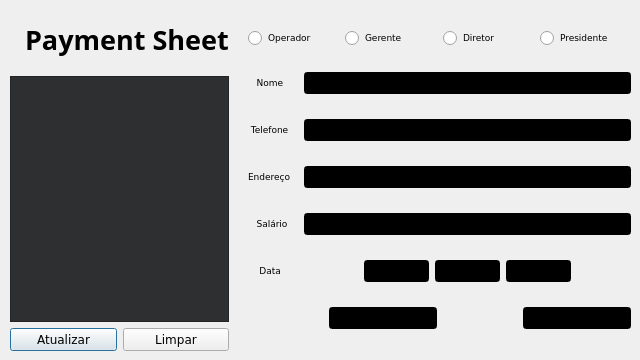
This is bin/finaledit.ui in NBrcS/Payroll-System as Qt 5 draws it before an edit. The edited form follows.
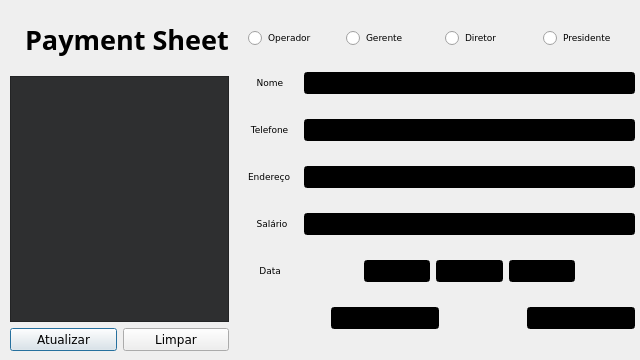
This is the edited form.

Patch:
```diff
--- a/bin/finaledit.ui
+++ b/bin/finaledit.ui
@@ -38,12 +38,12 @@
   <property name="windowTitle">
    <string>Dialog</string>
   </property>
-  <widget class="QWidget" name="">
+  <widget class="QWidget" name="layoutWidget">
    <property name="geometry">
     <rect>
      <x>10</x>
      <y>10</y>
-     <width>621</width>
+     <width>625</width>
      <height>341</height>
     </rect>
    </property>
@@ -740,15 +740,6 @@
                </color>
               </brush>
              </colorrole>
-             <colorrole role="BrightText">
-              <brush brushstyle="SolidPattern">
-               <color alpha="255">
-                <red>255</red>
-                <green>255</green>
-                <blue>255</blue>
-               </color>
-              </brush>
-             </colorrole>
              <colorrole role="ButtonText">
               <brush brushstyle="SolidPattern">
                <color alpha="255">
@@ -794,24 +785,6 @@
                </color>
               </brush>
              </colorrole>
-             <colorrole role="ToolTipBase">
-              <brush brushstyle="SolidPattern">
-               <color alpha="255">
-                <red>255</red>
-                <green>255</green>
-                <blue>220</blue>
-               </color>
-              </brush>
-             </colorrole>
-             <colorrole role="ToolTipText">
-              <brush brushstyle="SolidPattern">
-               <color alpha="255">
-                <red>0</red>
-                <green>0</green>
-                <blue>0</blue>
-               </color>
-              </brush>
-             </colorrole>
             </active>
             <inactive>
              <colorrole role="WindowText">
@@ -877,15 +850,6 @@
                </color>
               </brush>
              </colorrole>
-             <colorrole role="BrightText">
-              <brush brushstyle="SolidPattern">
-               <color alpha="255">
-                <red>255</red>
-                <green>51</green>
-                <blue>51</blue>
-               </color>
-              </brush>
-             </colorrole>
              <colorrole role="ButtonText">
               <brush brushstyle="SolidPattern">
                <color alpha="255">
@@ -931,24 +895,6 @@
                </color>
               </brush>
              </colorrole>
-             <colorrole role="ToolTipBase">
-              <brush brushstyle="SolidPattern">
-               <color alpha="255">
-                <red>64</red>
-                <green>65</green>
-                <blue>66</blue>
-               </color>
-              </brush>
-             </colorrole>
-             <colorrole role="ToolTipText">
-              <brush brushstyle="SolidPattern">
-               <color alpha="255">
-                <red>208</red>
-                <green>208</green>
-                <blue>208</blue>
-               </color>
-              </brush>
-             </colorrole>
             </inactive>
             <disabled>
              <colorrole role="WindowText">
@@ -1014,15 +960,6 @@
                </color>
               </brush>
              </colorrole>
-             <colorrole role="BrightText">
-              <brush brushstyle="SolidPattern">
-               <color alpha="255">
-                <red>255</red>
-                <green>255</green>
-                <blue>255</blue>
-               </color>
-              </brush>
-             </colorrole>
              <colorrole role="ButtonText">
               <brush brushstyle="SolidPattern">
                <color alpha="255">
@@ -1068,24 +1005,6 @@
                </color>
               </brush>
              </colorrole>
-             <colorrole role="ToolTipBase">
-              <brush brushstyle="SolidPattern">
-               <color alpha="255">
-                <red>64</red>
-                <green>65</green>
-                <blue>66</blue>
-               </color>
-              </brush>
-             </colorrole>
-             <colorrole role="ToolTipText">
-              <brush brushstyle="SolidPattern">
-               <color alpha="255">
-                <red>208</red>
-                <green>208</green>
-                <blue>208</blue>
-               </color>
-              </brush>
-             </colorrole>
             </disabled>
            </palette>
           </property>
@@ -1215,15 +1134,6 @@
                </color>
               </brush>
              </colorrole>
-             <colorrole role="BrightText">
-              <brush brushstyle="SolidPattern">
-               <color alpha="255">
-                <red>255</red>
-                <green>255</green>
-                <blue>255</blue>
-               </color>
-              </brush>
-             </colorrole>
              <colorrole role="ButtonText">
               <brush brushstyle="SolidPattern">
                <color alpha="255">
@@ -1269,24 +1179,6 @@
                </color>
               </brush>
              </colorrole>
-             <colorrole role="ToolTipBase">
-              <brush brushstyle="SolidPattern">
-               <color alpha="255">
-                <red>255</red>
-                <green>255</green>
-                <blue>220</blue>
-               </color>
-              </brush>
-             </colorrole>
-             <colorrole role="ToolTipText">
-              <brush brushstyle="SolidPattern">
-               <color alpha="255">
-                <red>0</red>
-                <green>0</green>
-                <blue>0</blue>
-               </color>
-              </brush>
-             </colorrole>
             </active>
             <inactive>
              <colorrole role="WindowText">
@@ -1352,15 +1244,6 @@
                </color>
               </brush>
              </colorrole>
-             <colorrole role="BrightText">
-              <brush brushstyle="SolidPattern">
-               <color alpha="255">
-                <red>255</red>
-                <green>51</green>
-                <blue>51</blue>
-               </color>
-              </brush>
-             </colorrole>
              <colorrole role="ButtonText">
               <brush brushstyle="SolidPattern">
                <color alpha="255">
@@ -1406,24 +1289,6 @@
                </color>
               </brush>
              </colorrole>
-             <colorrole role="ToolTipBase">
-              <brush brushstyle="SolidPattern">
-               <color alpha="255">
-                <red>64</red>
-                <green>65</green>
-                <blue>66</blue>
-               </color>
-              </brush>
-             </colorrole>
-             <colorrole role="ToolTipText">
-              <brush brushstyle="SolidPattern">
-               <color alpha="255">
-                <red>208</red>
-                <green>208</green>
-                <blue>208</blue>
-               </color>
-              </brush>
-             </colorrole>
             </inactive>
             <disabled>
              <colorrole role="WindowText">
@@ -1489,15 +1354,6 @@
                </color>
               </brush>
              </colorrole>
-             <colorrole role="BrightText">
-              <brush brushstyle="SolidPattern">
-               <color alpha="255">
-                <red>255</red>
-                <green>255</green>
-                <blue>255</blue>
-               </color>
-              </brush>
-             </colorrole>
              <colorrole role="ButtonText">
               <brush brushstyle="SolidPattern">
                <color alpha="255">
@@ -1543,24 +1399,6 @@
                </color>
               </brush>
              </colorrole>
-             <colorrole role="ToolTipBase">
-              <brush brushstyle="SolidPattern">
-               <color alpha="255">
-                <red>64</red>
-                <green>65</green>
-                <blue>66</blue>
-               </color>
-              </brush>
-             </colorrole>
-             <colorrole role="ToolTipText">
-              <brush brushstyle="SolidPattern">
-               <color alpha="255">
-                <red>208</red>
-                <green>208</green>
-                <blue>208</blue>
-               </color>
-              </brush>
-             </colorrole>
             </disabled>
            </palette>
           </property>
@@ -1690,15 +1528,6 @@
                </color>
               </brush>
              </colorrole>
-             <colorrole role="BrightText">
-              <brush brushstyle="SolidPattern">
-               <color alpha="255">
-                <red>255</red>
-                <green>255</green>
-                <blue>255</blue>
-               </color>
-              </brush>
-             </colorrole>
              <colorrole role="ButtonText">
               <brush brushstyle="SolidPattern">
                <color alpha="255">
@@ -1744,24 +1573,6 @@
                </color>
               </brush>
              </colorrole>
-             <colorrole role="ToolTipBase">
-              <brush brushstyle="SolidPattern">
-               <color alpha="255">
-                <red>255</red>
-                <green>255</green>
-                <blue>220</blue>
-               </color>
-              </brush>
-             </colorrole>
-             <colorrole role="ToolTipText">
-              <brush brushstyle="SolidPattern">
-               <color alpha="255">
-                <red>0</red>
-                <green>0</green>
-                <blue>0</blue>
-               </color>
-              </brush>
-             </colorrole>
             </active>
             <inactive>
              <colorrole role="WindowText">
@@ -1827,15 +1638,6 @@
                </color>
               </brush>
              </colorrole>
-             <colorrole role="BrightText">
-              <brush brushstyle="SolidPattern">
-               <color alpha="255">
-                <red>255</red>
-                <green>51</green>
-                <blue>51</blue>
-               </color>
-              </brush>
-             </colorrole>
              <colorrole role="ButtonText">
               <brush brushstyle="SolidPattern">
                <color alpha="255">
@@ -1881,24 +1683,6 @@
                </color>
               </brush>
              </colorrole>
-             <colorrole role="ToolTipBase">
-              <brush brushstyle="SolidPattern">
-               <color alpha="255">
-                <red>64</red>
-                <green>65</green>
-                <blue>66</blue>
-               </color>
-              </brush>
-             </colorrole>
-             <colorrole role="ToolTipText">
-              <brush brushstyle="SolidPattern">
-               <color alpha="255">
-                <red>208</red>
-                <green>208</green>
-                <blue>208</blue>
-               </color>
-              </brush>
-             </colorrole>
             </inactive>
             <disabled>
              <colorrole role="WindowText">
@@ -1964,15 +1748,6 @@
                </color>
               </brush>
              </colorrole>
-             <colorrole role="BrightText">
-              <brush brushstyle="SolidPattern">
-               <color alpha="255">
-                <red>255</red>
-                <green>255</green>
-                <blue>255</blue>
-               </color>
-              </brush>
-             </colorrole>
              <colorrole role="ButtonText">
               <brush brushstyle="SolidPattern">
                <color alpha="255">
@@ -2018,24 +1793,6 @@
                </color>
               </brush>
              </colorrole>
-             <colorrole role="ToolTipBase">
-              <brush brushstyle="SolidPattern">
-               <color alpha="255">
-                <red>64</red>
-                <green>65</green>
-                <blue>66</blue>
-               </color>
-              </brush>
-             </colorrole>
-             <colorrole role="ToolTipText">
-              <brush brushstyle="SolidPattern">
-               <color alpha="255">
-                <red>208</red>
-                <green>208</green>
-                <blue>208</blue>
-               </color>
-              </brush>
-             </colorrole>
             </disabled>
            </palette>
           </property>
@@ -2165,15 +1922,6 @@
                </color>
               </brush>
              </colorrole>
-             <colorrole role="BrightText">
-              <brush brushstyle="SolidPattern">
-               <color alpha="255">
-                <red>255</red>
-                <green>255</green>
-                <blue>255</blue>
-               </color>
-              </brush>
-             </colorrole>
              <colorrole role="ButtonText">
               <brush brushstyle="SolidPattern">
                <color alpha="255">
@@ -2219,24 +1967,6 @@
                </color>
               </brush>
              </colorrole>
-             <colorrole role="ToolTipBase">
-              <brush brushstyle="SolidPattern">
-               <color alpha="255">
-                <red>255</red>
-                <green>255</green>
-                <blue>220</blue>
-               </color>
-              </brush>
-             </colorrole>
-             <colorrole role="ToolTipText">
-              <brush brushstyle="SolidPattern">
-               <color alpha="255">
-                <red>0</red>
-                <green>0</green>
-                <blue>0</blue>
-               </color>
-              </brush>
-             </colorrole>
             </active>
             <inactive>
              <colorrole role="WindowText">
@@ -2302,15 +2032,6 @@
                </color>
               </brush>
              </colorrole>
-             <colorrole role="BrightText">
-              <brush brushstyle="SolidPattern">
-               <color alpha="255">
-                <red>255</red>
-                <green>51</green>
-                <blue>51</blue>
-               </color>
-              </brush>
-             </colorrole>
              <colorrole role="ButtonText">
               <brush brushstyle="SolidPattern">
                <color alpha="255">
@@ -2356,24 +2077,6 @@
                </color>
               </brush>
              </colorrole>
-             <colorrole role="ToolTipBase">
-              <brush brushstyle="SolidPattern">
-               <color alpha="255">
-                <red>64</red>
-                <green>65</green>
-                <blue>66</blue>
-               </color>
-              </brush>
-             </colorrole>
-             <colorrole role="ToolTipText">
-              <brush brushstyle="SolidPattern">
-               <color alpha="255">
-                <red>208</red>
-                <green>208</green>
-                <blue>208</blue>
-               </color>
-              </brush>
-             </colorrole>
             </inactive>
             <disabled>
              <colorrole role="WindowText">
@@ -2439,15 +2142,6 @@
                </color>
               </brush>
              </colorrole>
-             <colorrole role="BrightText">
-              <brush brushstyle="SolidPattern">
-               <color alpha="255">
-                <red>255</red>
-                <green>255</green>
-                <blue>255</blue>
-               </color>
-              </brush>
-             </colorrole>
              <colorrole role="ButtonText">
               <brush brushstyle="SolidPattern">
                <color alpha="255">
@@ -2493,24 +2187,6 @@
                </color>
               </brush>
              </colorrole>
-             <colorrole role="ToolTipBase">
-              <brush brushstyle="SolidPattern">
-               <color alpha="255">
-                <red>64</red>
-                <green>65</green>
-                <blue>66</blue>
-               </color>
-              </brush>
-             </colorrole>
-             <colorrole role="ToolTipText">
-              <brush brushstyle="SolidPattern">
-               <color alpha="255">
-                <red>208</red>
-                <green>208</green>
-                <blue>208</blue>
-               </color>
-              </brush>
-             </colorrole>
             </disabled>
            </palette>
           </property>
@@ -2638,15 +2314,6 @@
                </color>
               </brush>
              </colorrole>
-             <colorrole role="BrightText">
-              <brush brushstyle="SolidPattern">
-               <color alpha="255">
-                <red>255</red>
-                <green>255</green>
-                <blue>255</blue>
-               </color>
-              </brush>
-             </colorrole>
              <colorrole role="ButtonText">
               <brush brushstyle="SolidPattern">
                <color alpha="255">
@@ -2692,24 +2359,6 @@
                </color>
               </brush>
              </colorrole>
-             <colorrole role="ToolTipBase">
-              <brush brushstyle="SolidPattern">
-               <color alpha="255">
-                <red>255</red>
-                <green>255</green>
-                <blue>220</blue>
-               </color>
-              </brush>
-             </colorrole>
-             <colorrole role="ToolTipText">
-              <brush brushstyle="SolidPattern">
-               <color alpha="255">
-                <red>0</red>
-                <green>0</green>
-                <blue>0</blue>
-               </color>
-              </brush>
-             </colorrole>
             </active>
             <inactive>
              <colorrole role="WindowText">
@@ -2775,15 +2424,6 @@
                </color>
               </brush>
              </colorrole>
-             <colorrole role="BrightText">
-              <brush brushstyle="SolidPattern">
-               <color alpha="255">
-                <red>255</red>
-                <green>51</green>
-                <blue>51</blue>
-               </color>
-              </brush>
-             </colorrole>
              <colorrole role="ButtonText">
               <brush brushstyle="SolidPattern">
                <color alpha="255">
@@ -2829,24 +2469,6 @@
                </color>
               </brush>
              </colorrole>
-             <colorrole role="ToolTipBase">
-              <brush brushstyle="SolidPattern">
-               <color alpha="255">
-                <red>64</red>
-                <green>65</green>
-                <blue>66</blue>
-               </color>
-              </brush>
-             </colorrole>
-             <colorrole role="ToolTipText">
-              <brush brushstyle="SolidPattern">
-               <color alpha="255">
-                <red>208</red>
-                <green>208</green>
-                <blue>208</blue>
-               </color>
-              </brush>
-             </colorrole>
             </inactive>
             <disabled>
              <colorrole role="WindowText">
@@ -2912,15 +2534,6 @@
                </color>
               </brush>
              </colorrole>
-             <colorrole role="BrightText">
-              <brush brushstyle="SolidPattern">
-               <color alpha="255">
-                <red>255</red>
-                <green>255</green>
-                <blue>255</blue>
-               </color>
-              </brush>
-             </colorrole>
              <colorrole role="ButtonText">
               <brush brushstyle="SolidPattern">
                <color alpha="255">
@@ -2966,24 +2579,6 @@
                </color>
               </brush>
              </colorrole>
-             <colorrole role="ToolTipBase">
-              <brush brushstyle="SolidPattern">
-               <color alpha="255">
-                <red>64</red>
-                <green>65</green>
-                <blue>66</blue>
-               </color>
-              </brush>
-             </colorrole>
-             <colorrole role="ToolTipText">
-              <brush brushstyle="SolidPattern">
-               <color alpha="255">
-                <red>208</red>
-                <green>208</green>
-                <blue>208</blue>
-               </color>
-              </brush>
-             </colorrole>
             </disabled>
            </palette>
           </property>
@@ -3060,15 +2655,6 @@
                </color>
               </brush>
              </colorrole>
-             <colorrole role="BrightText">
-              <brush brushstyle="SolidPattern">
-               <color alpha="255">
-                <red>255</red>
-                <green>255</green>
-                <blue>255</blue>
-               </color>
-              </brush>
-             </colorrole>
              <colorrole role="ButtonText">
               <brush brushstyle="SolidPattern">
                <color alpha="255">
@@ -3114,24 +2700,6 @@
                </color>
               </brush>
              </colorrole>
-             <colorrole role="ToolTipBase">
-              <brush brushstyle="SolidPattern">
-               <color alpha="255">
-                <red>255</red>
-                <green>255</green>
-                <blue>220</blue>
-               </color>
-              </brush>
-             </colorrole>
-             <colorrole role="ToolTipText">
-              <brush brushstyle="SolidPattern">
-               <color alpha="255">
-                <red>0</red>
-                <green>0</green>
-                <blue>0</blue>
-               </color>
-              </brush>
-             </colorrole>
             </active>
             <inactive>
              <colorrole role="WindowText">
@@ -3197,15 +2765,6 @@
                </color>
               </brush>
              </colorrole>
-             <colorrole role="BrightText">
-              <brush brushstyle="SolidPattern">
-               <color alpha="255">
-                <red>255</red>
-                <green>51</green>
-                <blue>51</blue>
-               </color>
-              </brush>
-             </colorrole>
              <colorrole role="ButtonText">
               <brush brushstyle="SolidPattern">
                <color alpha="255">
@@ -3251,24 +2810,6 @@
                </color>
               </brush>
              </colorrole>
-             <colorrole role="ToolTipBase">
-              <brush brushstyle="SolidPattern">
-               <color alpha="255">
-                <red>64</red>
-                <green>65</green>
-                <blue>66</blue>
-               </color>
-              </brush>
-             </colorrole>
-             <colorrole role="ToolTipText">
-              <brush brushstyle="SolidPattern">
-               <color alpha="255">
-                <red>208</red>
-                <green>208</green>
-                <blue>208</blue>
-               </color>
-              </brush>
-             </colorrole>
             </inactive>
             <disabled>
              <colorrole role="WindowText">
@@ -3334,15 +2875,6 @@
                </color>
               </brush>
              </colorrole>
-             <colorrole role="BrightText">
-              <brush brushstyle="SolidPattern">
-               <color alpha="255">
-                <red>255</red>
-                <green>255</green>
-                <blue>255</blue>
-               </color>
-              </brush>
-             </colorrole>
              <colorrole role="ButtonText">
               <brush brushstyle="SolidPattern">
                <color alpha="255">
@@ -3388,24 +2920,6 @@
                </color>
               </brush>
              </colorrole>
-             <colorrole role="ToolTipBase">
-              <brush brushstyle="SolidPattern">
-               <color alpha="255">
-                <red>64</red>
-                <green>65</green>
-                <blue>66</blue>
-               </color>
-              </brush>
-             </colorrole>
-             <colorrole role="ToolTipText">
-              <brush brushstyle="SolidPattern">
-               <color alpha="255">
-                <red>208</red>
-                <green>208</green>
-                <blue>208</blue>
-               </color>
-              </brush>
-             </colorrole>
             </disabled>
            </palette>
           </property>
@@ -3500,15 +3014,6 @@
                </color>
               </brush>
              </colorrole>
-             <colorrole role="BrightText">
-              <brush brushstyle="SolidPattern">
-               <color alpha="255">
-                <red>255</red>
-                <green>255</green>
-                <blue>255</blue>
-               </color>
-              </brush>
-             </colorrole>
              <colorrole role="ButtonText">
               <brush brushstyle="SolidPattern">
                <color alpha="255">
@@ -3554,24 +3059,6 @@
                </color>
               </brush>
              </colorrole>
-             <colorrole role="ToolTipBase">
-              <brush brushstyle="SolidPattern">
-               <color alpha="255">
-                <red>255</red>
-                <green>255</green>
-                <blue>220</blue>
-               </color>
-              </brush>
-             </colorrole>
-             <colorrole role="ToolTipText">
-              <brush brushstyle="SolidPattern">
-               <color alpha="255">
-                <red>0</red>
-                <green>0</green>
-                <blue>0</blue>
-               </color>
-              </brush>
-             </colorrole>
             </active>
             <inactive>
              <colorrole role="WindowText">
@@ -3637,15 +3124,6 @@
                </color>
               </brush>
              </colorrole>
-             <colorrole role="BrightText">
-              <brush brushstyle="SolidPattern">
-               <color alpha="255">
-                <red>255</red>
-                <green>51</green>
-                <blue>51</blue>
-               </color>
-              </brush>
-             </colorrole>
              <colorrole role="ButtonText">
               <brush brushstyle="SolidPattern">
                <color alpha="255">
@@ -3691,24 +3169,6 @@
                </color>
               </brush>
              </colorrole>
-             <colorrole role="ToolTipBase">
-              <brush brushstyle="SolidPattern">
-               <color alpha="255">
-                <red>64</red>
-                <green>65</green>
-                <blue>66</blue>
-               </color>
-              </brush>
-             </colorrole>
-             <colorrole role="ToolTipText">
-              <brush brushstyle="SolidPattern">
-               <color alpha="255">
-                <red>208</red>
-                <green>208</green>
-                <blue>208</blue>
-               </color>
-              </brush>
-             </colorrole>
             </inactive>
             <disabled>
              <colorrole role="WindowText">
@@ -3774,15 +3234,6 @@
                </color>
               </brush>
              </colorrole>
-             <colorrole role="BrightText">
-              <brush brushstyle="SolidPattern">
-               <color alpha="255">
-                <red>255</red>
-                <green>255</green>
-                <blue>255</blue>
-               </color>
-              </brush>
-             </colorrole>
              <colorrole role="ButtonText">
               <brush brushstyle="SolidPattern">
                <color alpha="255">
@@ -3828,24 +3279,6 @@
                </color>
               </brush>
              </colorrole>
-             <colorrole role="ToolTipBase">
-              <brush brushstyle="SolidPattern">
-               <color alpha="255">
-                <red>64</red>
-                <green>65</green>
-                <blue>66</blue>
-               </color>
-              </brush>
-             </colorrole>
-             <colorrole role="ToolTipText">
-              <brush brushstyle="SolidPattern">
-               <color alpha="255">
-                <red>208</red>
-                <green>208</green>
-                <blue>208</blue>
-               </color>
-              </brush>
-             </colorrole>
             </disabled>
            </palette>
           </property>
@@ -3966,15 +3399,6 @@
                  </color>
                 </brush>
                </colorrole>
-               <colorrole role="BrightText">
-                <brush brushstyle="SolidPattern">
-                 <color alpha="255">
-                  <red>255</red>
-                  <green>255</green>
-                  <blue>255</blue>
-                 </color>
-                </brush>
-               </colorrole>
                <colorrole role="ButtonText">
                 <brush brushstyle="SolidPattern">
                  <color alpha="255">
@@ -4020,24 +3444,6 @@
                  </color>
                 </brush>
                </colorrole>
-               <colorrole role="ToolTipBase">
-                <brush brushstyle="SolidPattern">
-                 <color alpha="255">
-                  <red>255</red>
-                  <green>255</green>
-                  <blue>220</blue>
-                 </color>
-                </brush>
-               </colorrole>
-               <colorrole role="ToolTipText">
-                <brush brushstyle="SolidPattern">
-                 <color alpha="255">
-                  <red>0</red>
-                  <green>0</green>
-                  <blue>0</blue>
-                 </color>
-                </brush>
-               </colorrole>
               </active>
               <inactive>
                <colorrole role="WindowText">
@@ -4103,15 +3509,6 @@
                  </color>
                 </brush>
                </colorrole>
-               <colorrole role="BrightText">
-                <brush brushstyle="SolidPattern">
-                 <color alpha="255">
-                  <red>255</red>
-                  <green>51</green>
-                  <blue>51</blue>
-                 </color>
-                </brush>
-               </colorrole>
                <colorrole role="ButtonText">
                 <brush brushstyle="SolidPattern">
                  <color alpha="255">
@@ -4157,24 +3554,6 @@
                  </color>
                 </brush>
                </colorrole>
-               <colorrole role="ToolTipBase">
-                <brush brushstyle="SolidPattern">
-                 <color alpha="255">
-                  <red>64</red>
-                  <green>65</green>
-                  <blue>66</blue>
-                 </color>
-                </brush>
-               </colorrole>
-               <colorrole role="ToolTipText">
-                <brush brushstyle="SolidPattern">
-                 <color alpha="255">
-                  <red>208</red>
-                  <green>208</green>
-                  <blue>208</blue>
-                 </color>
-                </brush>
-               </colorrole>
               </inactive>
               <disabled>
                <colorrole role="WindowText">
@@ -4240,15 +3619,6 @@
                  </color>
                 </brush>
                </colorrole>
-               <colorrole role="BrightText">
-                <brush brushstyle="SolidPattern">
-                 <color alpha="255">
-                  <red>255</red>
-                  <green>255</green>
-                  <blue>255</blue>
-                 </color>
-                </brush>
-               </colorrole>
                <colorrole role="ButtonText">
                 <brush brushstyle="SolidPattern">
                  <color alpha="255">
@@ -4294,24 +3664,6 @@
                  </color>
                 </brush>
                </colorrole>
-               <colorrole role="ToolTipBase">
-                <brush brushstyle="SolidPattern">
-                 <color alpha="255">
-                  <red>64</red>
-                  <green>65</green>
-                  <blue>66</blue>
-                 </color>
-                </brush>
-               </colorrole>
-               <colorrole role="ToolTipText">
-                <brush brushstyle="SolidPattern">
-                 <color alpha="255">
-                  <red>208</red>
-                  <green>208</green>
-                  <blue>208</blue>
-                 </color>
-                </brush>
-               </colorrole>
               </disabled>
              </palette>
             </property>
@@ -4398,15 +3750,6 @@
                  </color>
                 </brush>
                </colorrole>
-               <colorrole role="BrightText">
-                <brush brushstyle="SolidPattern">
-                 <color alpha="255">
-                  <red>255</red>
-                  <green>255</green>
-                  <blue>255</blue>
-                 </color>
-                </brush>
-               </colorrole>
                <colorrole role="ButtonText">
                 <brush brushstyle="SolidPattern">
                  <color alpha="255">
@@ -4452,24 +3795,6 @@
                  </color>
                 </brush>
                </colorrole>
-               <colorrole role="ToolTipBase">
-                <brush brushstyle="SolidPattern">
-                 <color alpha="255">
-                  <red>255</red>
-                  <green>255</green>
-                  <blue>220</blue>
-                 </color>
-                </brush>
-               </colorrole>
-               <colorrole role="ToolTipText">
-                <brush brushstyle="SolidPattern">
-                 <color alpha="255">
-                  <red>0</red>
-                  <green>0</green>
-                  <blue>0</blue>
-                 </color>
-                </brush>
-               </colorrole>
               </active>
               <inactive>
                <colorrole role="WindowText">
@@ -4535,15 +3860,6 @@
                  </color>
                 </brush>
                </colorrole>
-               <colorrole role="BrightText">
-                <brush brushstyle="SolidPattern">
-                 <color alpha="255">
-                  <red>255</red>
-                  <green>51</green>
-                  <blue>51</blue>
-                 </color>
-                </brush>
-               </colorrole>
                <colorrole role="ButtonText">
                 <brush brushstyle="SolidPattern">
                  <color alpha="255">
@@ -4589,24 +3905,6 @@
                  </color>
                 </brush>
                </colorrole>
-               <colorrole role="ToolTipBase">
-                <brush brushstyle="SolidPattern">
-                 <color alpha="255">
-                  <red>64</red>
-                  <green>65</green>
-                  <blue>66</blue>
-                 </color>
-                </brush>
-               </colorrole>
-               <colorrole role="ToolTipText">
-                <brush brushstyle="SolidPattern">
-                 <color alpha="255">
-                  <red>208</red>
-                  <green>208</green>
-                  <blue>208</blue>
-                 </color>
-                </brush>
-               </colorrole>
               </inactive>
               <disabled>
                <colorrole role="WindowText">
@@ -4672,15 +3970,6 @@
                  </color>
                 </brush>
                </colorrole>
-               <colorrole role="BrightText">
-                <brush brushstyle="SolidPattern">
-                 <color alpha="255">
-                  <red>255</red>
-                  <green>255</green>
-                  <blue>255</blue>
-                 </color>
-                </brush>
-               </colorrole>
                <colorrole role="ButtonText">
                 <brush brushstyle="SolidPattern">
                  <color alpha="255">
@@ -4726,24 +4015,6 @@
                  </color>
                 </brush>
                </colorrole>
-               <colorrole role="ToolTipBase">
-                <brush brushstyle="SolidPattern">
-                 <color alpha="255">
-                  <red>64</red>
-                  <green>65</green>
-                  <blue>66</blue>
-                 </color>
-                </brush>
-               </colorrole>
-               <colorrole role="ToolTipText">
-                <brush brushstyle="SolidPattern">
-                 <color alpha="255">
-                  <red>208</red>
-                  <green>208</green>
-                  <blue>208</blue>
-                 </color>
-                </brush>
-               </colorrole>
               </disabled>
              </palette>
             </property>
@@ -4829,15 +4100,6 @@
                  </color>
                 </brush>
                </colorrole>
-               <colorrole role="BrightText">
-                <brush brushstyle="SolidPattern">
-                 <color alpha="255">
-                  <red>255</red>
-                  <green>255</green>
-                  <blue>255</blue>
-                 </color>
-                </brush>
-               </colorrole>
                <colorrole role="ButtonText">
                 <brush brushstyle="SolidPattern">
                  <color alpha="255">
@@ -4883,24 +4145,6 @@
                  </color>
                 </brush>
                </colorrole>
-               <colorrole role="ToolTipBase">
-                <brush brushstyle="SolidPattern">
-                 <color alpha="255">
-                  <red>255</red>
-                  <green>255</green>
-                  <blue>220</blue>
-                 </color>
-                </brush>
-               </colorrole>
-               <colorrole role="ToolTipText">
-                <brush brushstyle="SolidPattern">
-                 <color alpha="255">
-                  <red>0</red>
-                  <green>0</green>
-                  <blue>0</blue>
-                 </color>
-                </brush>
-               </colorrole>
               </active>
               <inactive>
                <colorrole role="WindowText">
@@ -4966,15 +4210,6 @@
                  </color>
                 </brush>
                </colorrole>
-               <colorrole role="BrightText">
-                <brush brushstyle="SolidPattern">
-                 <color alpha="255">
-                  <red>255</red>
-                  <green>51</green>
-                  <blue>51</blue>
-                 </color>
-                </brush>
-               </colorrole>
                <colorrole role="ButtonText">
                 <brush brushstyle="SolidPattern">
                  <color alpha="255">
@@ -5020,24 +4255,6 @@
                  </color>
                 </brush>
                </colorrole>
-               <colorrole role="ToolTipBase">
-                <brush brushstyle="SolidPattern">
-                 <color alpha="255">
-                  <red>64</red>
-                  <green>65</green>
-                  <blue>66</blue>
-                 </color>
-                </brush>
-               </colorrole>
-               <colorrole role="ToolTipText">
-                <brush brushstyle="SolidPattern">
-                 <color alpha="255">
-                  <red>208</red>
-                  <green>208</green>
-                  <blue>208</blue>
-                 </color>
-                </brush>
-               </colorrole>
               </inactive>
               <disabled>
                <colorrole role="WindowText">
@@ -5103,15 +4320,6 @@
                  </color>
                 </brush>
                </colorrole>
-               <colorrole role="BrightText">
-                <brush brushstyle="SolidPattern">
-                 <color alpha="255">
-                  <red>255</red>
-                  <green>255</green>
-                  <blue>255</blue>
-                 </color>
-                </brush>
-               </colorrole>
                <colorrole role="ButtonText">
                 <brush brushstyle="SolidPattern">
                  <color alpha="255">
@@ -5157,24 +4365,6 @@
                  </color>
                 </brush>
                </colorrole>
-               <colorrole role="ToolTipBase">
-                <brush brushstyle="SolidPattern">
-                 <color alpha="255">
-                  <red>64</red>
-                  <green>65</green>
-                  <blue>66</blue>
-                 </color>
-                </brush>
-               </colorrole>
-               <colorrole role="ToolTipText">
-                <brush brushstyle="SolidPattern">
-                 <color alpha="255">
-                  <red>208</red>
-                  <green>208</green>
-                  <blue>208</blue>
-                 </color>
-                </brush>
-               </colorrole>
               </disabled>
              </palette>
             </property>
```
Left out of the diff: 81 changed lines with no effect on the pictures.
